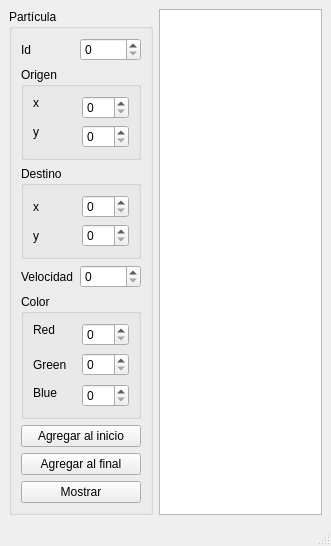
Qt form mainwindow.ui (FFahrenheit/QTParticulas) before a commit.
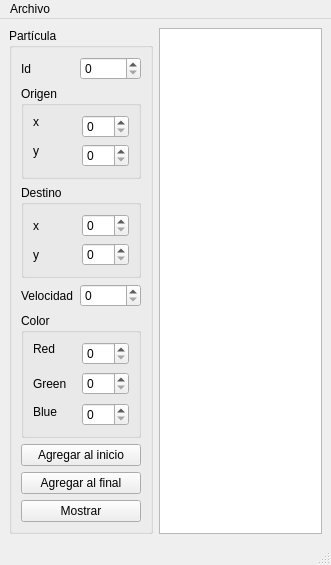
The same form after that commit.

```diff
--- a/mainwindow.ui
+++ b/mainwindow.ui
@@ -218,6 +218,14 @@
      <height>21</height>
     </rect>
    </property>
+   <widget class="QMenu" name="menuArchivo">
+    <property name="title">
+     <string>Archivo</string>
+    </property>
+    <addaction name="actionAbrir"/>
+    <addaction name="actionGuardar"/>
+   </widget>
+   <addaction name="menuArchivo"/>
   </widget>
   <widget class="QStatusBar" name="statusbar"/>
  </widget>
```
Left out of the diff: 16 changed lines with no effect on the pictures.
